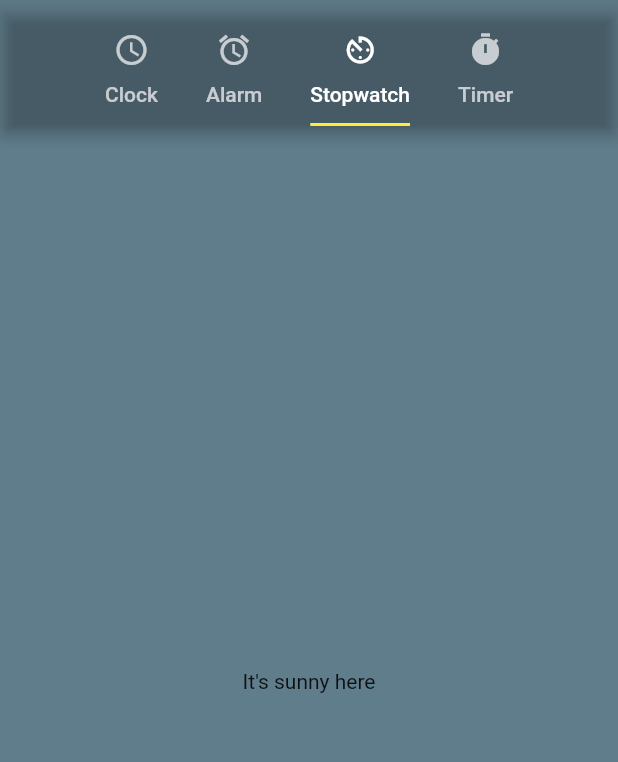
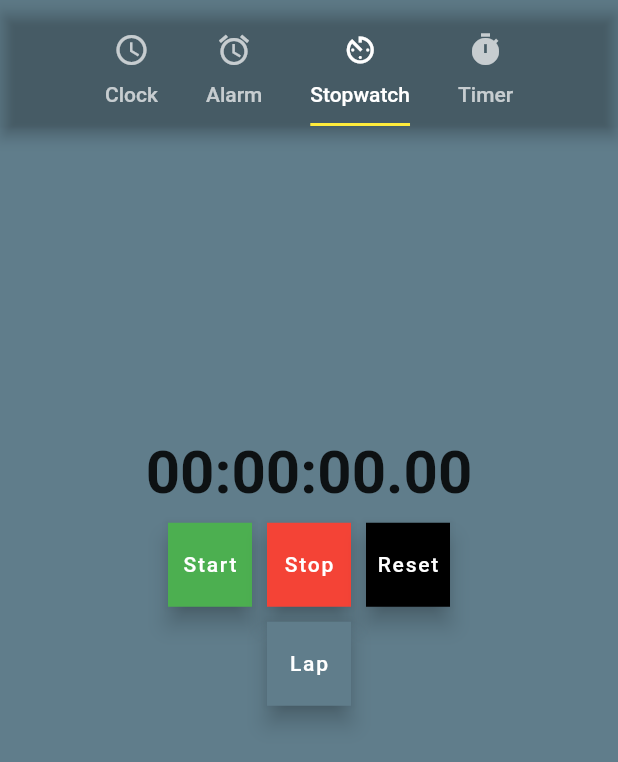
Before and after one commit to Sandace/Clock_app, a Flutter app: the screen it shows after launch, tab 3 chosen, on a phone screen of 412 x 824 dp. Shown: the top 762 px of the screen. Run offline on Flutter 3.47's test engine with Material 2 defaults, Android fonts, the phone set to English and light mode, and no system bars; our stand-ins replace stop_watch_timer.

Commit message:
added stopwatch function

```diff
--- a/lib/homepage.dart
+++ b/lib/homepage.dart
@@ -1,6 +1,7 @@
 import 'package:flutter/material.dart';
 import 'package:clock_app/pages/alarm_page.dart';
 import 'package:clock_app/pages/clock_page.dart';
+import 'package:clock_app/pages/stopwatch_page.dart';
 class MyHomePage extends StatefulWidget {
   const MyHomePage({Key? key, required this.title}) : super(key: key);
 
@@ -65,7 +66,7 @@ class _MyHomePageState extends State<MyHomePage> {
               child: AlarmPage(),
             ),
              Center(
-              child: Text("It's sunny here"),
+              child: StopwatchPage(),
             ),
             Center(
               child: Text("It's sunny here"),
--- a/lib/pages/alarm_page.dart
+++ b/lib/pages/alarm_page.dart
@@ -21,8 +21,8 @@ class _AlarmPageState extends State<AlarmPage> {
           );
         },
 
-        backgroundColor: Colors.grey,
-        label: const Text("Add Alarm", style: TextStyle(color: Colors.black),),
+        backgroundColor: Colors.blueGrey,
+        label: const Text("Add Alarm", style: TextStyle(color: Colors.white),),
         icon:const Icon(Icons.add),
       ),
       floatingActionButtonLocation: FloatingActionButtonLocation.centerFloat,
--- /dev/null
+++ b/lib/pages/stopwatch_page.dart
@@ -0,0 +1,165 @@
+import 'package:flutter/material.dart';
+import 'package:stop_watch_timer/stop_watch_timer.dart';
+
+class StopwatchPage extends StatefulWidget {
+  const StopwatchPage({Key? key}) : super(key: key);
+
+  @override
+  State<StopwatchPage> createState() => _StopwatchPageState();
+}
+
+class _StopwatchPageState extends State<StopwatchPage> {
+  final StopWatchTimer _stopWatchTimer = StopWatchTimer();
+  final _isHours = true;
+
+  final _scrollController = ScrollController();
+
+  @override
+  void dispose() {
+    super.dispose();
+    _stopWatchTimer.dispose();
+    _scrollController.dispose();
+  }
+  @override
+  Widget build(BuildContext context) {
+    // TODO: implement build
+    return Scaffold(
+      body: Center(
+        child: Column(
+          mainAxisAlignment: MainAxisAlignment.center,
+          children: [
+
+            StreamBuilder<int>(
+              stream: _stopWatchTimer.rawTime,
+              initialData: _stopWatchTimer.rawTime.value,
+              builder: (context, snapshot) {
+              final value = snapshot.data;
+              final displayTime = StopWatchTimer.getDisplayTime(value!,hours: _isHours);
+              return Text(
+                displayTime,
+                style: const TextStyle(
+                  fontSize: 40,
+                  fontWeight: FontWeight.bold,
+
+                ),
+              );
+            },),
+
+            const SizedBox(height: 10),
+
+            Row(
+              mainAxisAlignment: MainAxisAlignment.center,
+              children: [
+                FloatingActionButton(
+                  backgroundColor: Colors.green,
+                  shape: const BeveledRectangleBorder(
+                    borderRadius: BorderRadius.zero,
+                  ),
+                  onPressed: (){
+                    _stopWatchTimer.onExecute.add(StopWatchExecute.start);
+                  },
+                  child: const Text("Start"),
+                ),
+                const SizedBox(width: 10),
+                FloatingActionButton(
+                  backgroundColor: Colors.red,
+                  shape: const BeveledRectangleBorder(
+                    borderRadius: BorderRadius.zero,
+                  ),
+                  onPressed: (){
+                    _stopWatchTimer.onExecute.add(StopWatchExecute.stop);
+                  },
+                  child: const Text("Stop"),
+                  ),
+                  const SizedBox(width: 10),
+                  FloatingActionButton(
+                  backgroundColor: Colors.black,
+                  shape: const BeveledRectangleBorder(
+                    borderRadius: BorderRadius.zero,
+                  ),
+                  onPressed: (){
+                    _stopWatchTimer.onExecute.add(StopWatchExecute.reset);
+                  },
+                  child: const Text("Reset"),
+                  ),
+              ],
+            ),
+            const SizedBox(height: 10),
+            Column(
+              mainAxisAlignment: MainAxisAlignment.center,
+              children: [
+                 FloatingActionButton(
+                  backgroundColor: Colors.blueGrey,
+                  shape: const BeveledRectangleBorder(
+                    borderRadius: BorderRadius.zero,
+                  ),
+                  onPressed: (){
+                    _stopWatchTimer.onExecute.add(StopWatchExecute.lap);
+                  },
+                  child: const Text("Lap"),
+                  ),
+                  const SizedBox(height: 10),
+
+              ],
+            ),
+            Container(
+              height: 120,
+              margin: const EdgeInsets.all(8),
+              child: StreamBuilder<List<StopWatchRecord>>(
+                stream: _stopWatchTimer.records,
+                initialData: _stopWatchTimer.records.value,
+                builder: (context,snapshot){
+                  final value = snapshot.data;
+                  if(value!.isEmpty){
+                    return Container();
+                  }
+                  Future.delayed(const Duration(milliseconds: 100),(){
+                    _scrollController.animateTo(
+                      _scrollController.position.maxScrollExtent,
+                      duration: const Duration(milliseconds: 200),
+                      curve: Curves.easeInOut,
+                      );
+                  });
+                  return ListView.builder(
+                    controller: _scrollController,
+                    itemCount: value.length,
+                    itemBuilder: (context,index){
+                      final data = value[index];
+                      return Column(
+                        children:  [
+                          Padding(
+                            padding: const EdgeInsets.all(8),
+                            child: Text(
+                              '${index+1} - ${data.displayTime}',
+                              style: const TextStyle(
+                                color: Colors.white,
+                                fontSize: 17,
+                                fontWeight: FontWeight.bold,
+                              ),
+                            ),
+                            ),
+                            const Divider(height: 1,),
+                        ],
+                      );
+                    }
+                    );
+                },
+              ),
+            ),
+          ],
+        ),
+      ),
+    );
+  }
+
+}
+  // class CustomButton extends StatelessWidget{
+  //   final Color color;
+  //   final Function onPress;
+  //   final String label;
+
+  //   @override
+  //   Widget build(BuildContext context) {
+  //     return ElevatedButton(onPressed: onPressed, child: child);
+  //   }
+  // }
--- a/pubspec.yaml
+++ b/pubspec.yaml
@@ -35,6 +35,7 @@ dependencies:
   # Use with the CupertinoIcons class for iOS style icons.
   cupertino_icons: ^1.0.2
   intl: ^0.17.0
+  stop_watch_timer: ^1.4.0
 
 dev_dependencies:
   flutter_test:
```
Also changed, not shown: lib/pages/add_alarm_page.dart (+4 -4 lines), pubspec.lock.
